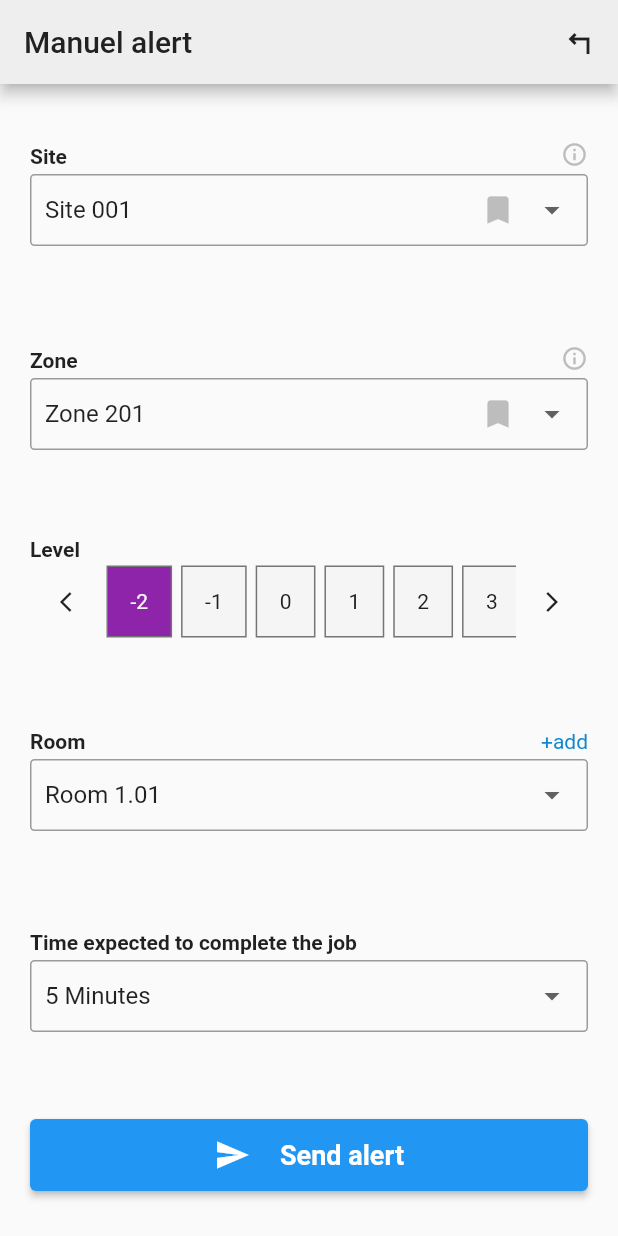
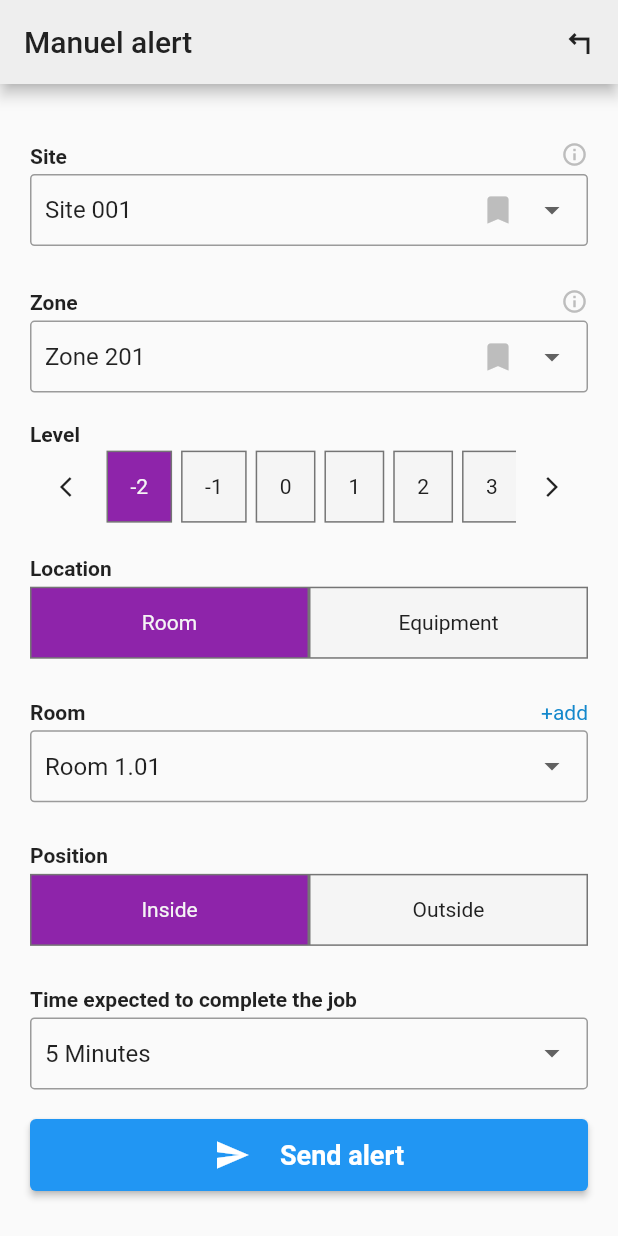
Before and after one commit to asly-97/flutter-dashboard-app, a Flutter app: the screen it shows after launch, after a tap on the "arrow back ios" icon, on a phone screen of 412 x 824 dp. Run offline on Flutter 3.47's test engine with Material 2 defaults, Android fonts, the phone set to English and light mode, and no system bars; our stand-ins replace fl_chart.

Commit message:
SingleSelectDoubleToggle & ScrollableIntegerSelector

```diff
--- a/lib/screens/form_screen.dart
+++ b/lib/screens/form_screen.dart
@@ -2,11 +2,21 @@ import 'package:dashboard/util/app_colors.dart';
 import 'package:dashboard/widgets/icon_text_button.dart';
 import 'package:dashboard/widgets/input/dropdown_input.dart';
 import 'package:dashboard/widgets/input/scrollable_integer_selector.dart';
+import 'package:dashboard/widgets/input/single_select_double_toggle.dart';
 import 'package:flutter/material.dart';
 
-class FormScreen extends StatelessWidget {
-  const FormScreen({Key? key}) : super(key: key);
+class FormScreen extends StatefulWidget {
+  FormScreen({Key? key}) : super(key: key);
   static final String ROUTE = 'FORM_SCREEN_ROUTE';
+
+  @override
+  State<FormScreen> createState() => _FormScreenState();
+}
+
+class _FormScreenState extends State<FormScreen> {
+  bool showRoomInput = true;
+
+  bool showEquipmentInput = false;
 
   @override
   Widget build(BuildContext context) {
@@ -58,6 +68,24 @@ class FormScreen extends StatelessWidget {
               start: -2,
               end: 10,
             ),
+            SingleSelectDoubleToggle(
+              label: 'Location',
+              onToggle: (int choice) {
+                setState(() {
+                  if (choice == 0) {
+                    // user chosen Room
+                    showEquipmentInput = false;
+                    showRoomInput = true;
+                  } else {
+                    // user chosen Equipment
+                    showEquipmentInput = true;
+                    showRoomInput = false;
+                  }
+                });
+              },
+              children: ['Room', 'Equipment'],
+            ),
+            if (showRoomInput)
               DropdownInput(
                 label: 'Room',
                 addable: true,
@@ -74,6 +102,26 @@ class FormScreen extends StatelessWidget {
                   'Room 4.03',
                   'Room 4.04',
                 ],
+              ),
+            if (showEquipmentInput)
+              DropdownInput(
+                label: 'Equipment',
+                addable: true,
+                withBookmark: false,
+                items: [
+                  'Equipment 1.01',
+                  'Equipment 1.02',
+                  'Equipment 1.03',
+                  'Equipment 2.01',
+                  'Equipment 3.01',
+                  'Equipment 3.02',
+                  'Equipment 4.01',
+                ],
+              ),
+            SingleSelectDoubleToggle(
+              label: 'Position',
+              onToggle: (int choice) {},
+              children: ['Inside', 'Outside'],
             ),
             DropdownInput(
               label: 'Time expected to complete the job',
--- a/lib/widgets/input/scrollable_integer_selector.dart
+++ b/lib/widgets/input/scrollable_integer_selector.dart
@@ -1,11 +1,14 @@
 import 'package:dashboard/util/app_colors.dart';
 import 'package:flutter/material.dart';
+import 'package:flutter/rendering.dart';
 
 /*
 This widget contains a scrollable list of integers,
 each displayed in a square, and that the user can select a value
 from the list using swipe gestures or arrow buttons.
  */
+
+enum ControllerDirection { back, forward }
 
 class ScrollableIntegerSelector extends StatefulWidget {
   final String label;
@@ -26,10 +29,45 @@ class ScrollableIntegerSelector extends StatefulWidget {
 class _ScrollableIntegerSelectorState extends State<ScrollableIntegerSelector> {
   late int selectedItem;
 
+  ScrollController controller = ScrollController(debugLabel: 'Hey');
+
   @override
   void initState() {
     super.initState();
     selectedItem = widget.start;
+  }
+
+  Widget buildController(ControllerDirection direction) {
+    return IconButton(
+      iconSize: 16,
+      onPressed: () {
+        //Calculating scroll step
+        int itemsCount = widget.end - widget.start + 1;
+        double maxWidth = controller.position.maxScrollExtent;
+        double step = maxWidth / itemsCount;
+
+        //calculate target offset depending on the direction
+        double currentOffset = controller.offset;
+        double targetOffset;
+        if (direction == ControllerDirection.back) {
+          targetOffset = currentOffset - step;
+          //sets to zero in case reaches the start
+          targetOffset = targetOffset < 0 ? 0 : targetOffset;
+        } else {
+          targetOffset = currentOffset + step;
+          //sets to max value in case reaches the end
+          double maxOffset = controller.position.maxScrollExtent;
+          targetOffset = targetOffset > maxOffset ? maxOffset : targetOffset;
+        }
+        controller.jumpTo(targetOffset);
+        print('Scrolling: ${controller.offset}');
+      },
+      icon: Icon(
+        direction == ControllerDirection.back
+            ? Icons.arrow_back_ios_outlined
+            : Icons.arrow_forward_ios_outlined,
+      ),
+    );
   }
 
   @override
@@ -43,15 +81,10 @@ class _ScrollableIntegerSelectorState extends State<ScrollableIntegerSelector> {
         ),
         Row(
           children: [
-            IconButton(
-              iconSize: 16,
-              onPressed: () {},
-              icon: Icon(
-                Icons.arrow_back_ios_outlined,
-              ),
-            ),
+            buildController(ControllerDirection.back),
             Expanded(
               child: SingleChildScrollView(
+                controller: controller,
                 scrollDirection: Axis.horizontal,
                 child: Row(
                   children: [
@@ -92,11 +125,7 @@ class _ScrollableIntegerSelectorState extends State<ScrollableIntegerSelector> {
                 ),
               ),
             ),
-            IconButton(
-              iconSize: 16,
-              onPressed: () {},
-              icon: Icon(Icons.arrow_forward_ios_outlined),
-            ),
+            buildController(ControllerDirection.forward),
           ],
         ),
       ],
--- a/lib/widgets/input/single_select_double_toggle.dart
+++ b/lib/widgets/input/single_select_double_toggle.dart
@@ -0,0 +1,100 @@
+import 'package:dashboard/util/app_colors.dart';
+import 'package:flutter/material.dart';
+
+class SingleSelectDoubleToggle extends StatefulWidget {
+  SingleSelectDoubleToggle({
+    required this.label,
+    required this.children,
+    required this.onToggle,
+    this.selectedIndex = 0,
+  });
+
+  final String label;
+  final List<String> children;
+  final int selectedIndex;
+  // Argument value of 1 is for the first choice and 2 for the second
+  final void Function(int choice) onToggle;
+
+  @override
+  State<SingleSelectDoubleToggle> createState() =>
+      _SingleSelectDoubleToggleState();
+}
+
+class _SingleSelectDoubleToggleState extends State<SingleSelectDoubleToggle> {
+  late int _selectedChoice;
+  @override
+  void initState() {
+    // TODO: implement initState
+    super.initState();
+
+    if (widget.selectedIndex >= 0 &&
+        widget.selectedIndex < widget.children.length) {
+      _selectedChoice = widget.selectedIndex;
+    } else {
+      _selectedChoice = 0;
+    }
+  }
+
+  @override
+  Widget build(BuildContext context) {
+    return Padding(
+      padding: const EdgeInsets.symmetric(
+        horizontal: 0.0,
+        vertical: 8.0,
+      ),
+      child: Column(
+        crossAxisAlignment: CrossAxisAlignment.stretch,
+        children: [
+          Row(
+            children: [
+              Text(
+                widget.label,
+                style: TextStyle(
+                  fontWeight: FontWeight.bold,
+                ),
+              ),
+            ],
+          ),
+          SizedBox(height: 4),
+          Row(
+            children: [
+              for (int i = 0; i < widget.children.length; i++)
+                Expanded(
+                  child: GestureDetector(
+                    onTap: () {
+                      setState(() {
+                        _selectedChoice = i;
+                        widget.onToggle(i);
+                      });
+                    },
+                    child: Container(
+                      padding: EdgeInsets.all(15),
+                      decoration: BoxDecoration(
+                        color: i == _selectedChoice
+                            ? AppColors.purple
+                            : AppColors.white,
+                        border: Border.all(
+                          color: AppColors.grey,
+                          width: 1,
+                        ),
+                      ),
+                      child: Center(
+                        child: Text(
+                          widget.children[i],
+                          style: TextStyle(
+                            color: i == _selectedChoice
+                                ? AppColors.white
+                                : AppColors.mainTextColor,
+                          ),
+                        ),
+                      ),
+                    ),
+                  ),
+                ),
+            ],
+          ),
+        ],
+      ),
+    );
+  }
+}
```
Lines whose indentation alone changed are shown as unchanged.
